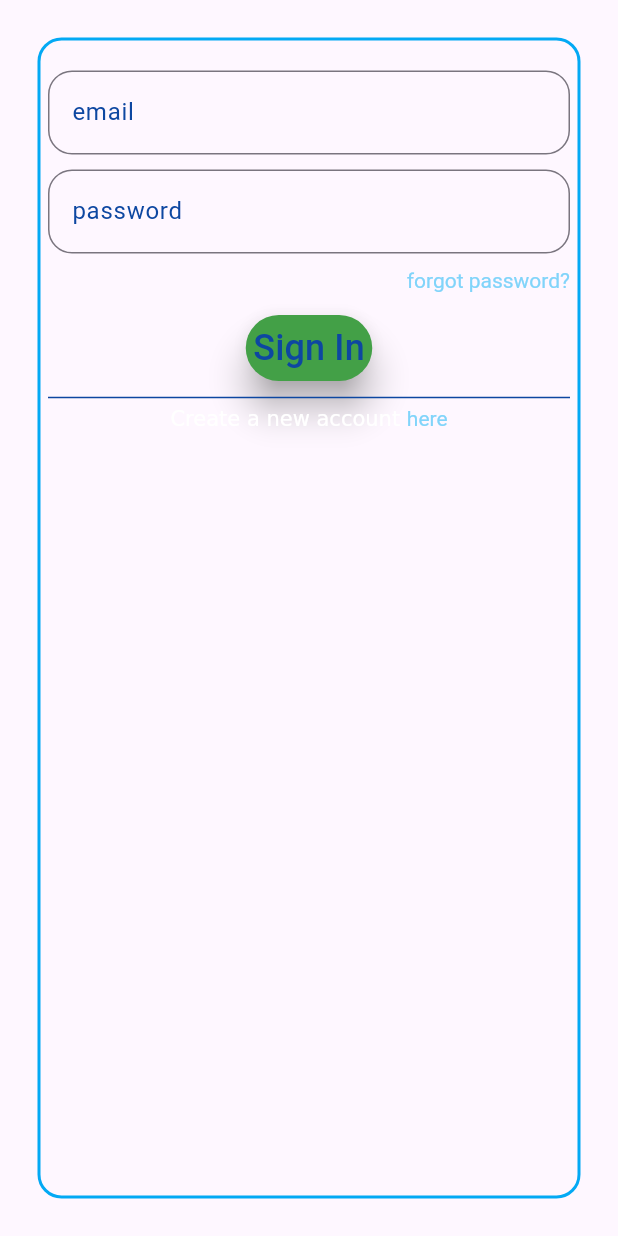
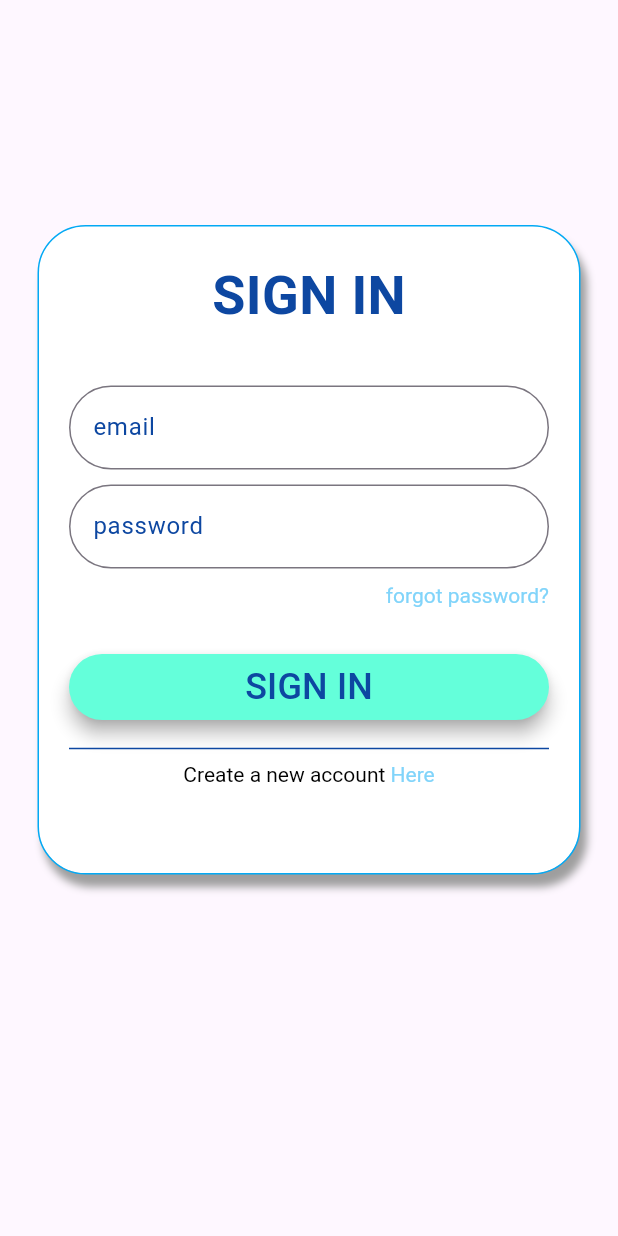
Before and after one commit to luhouyang/jockaton, a Flutter app: the screen it shows after launch, on a phone screen of 412 x 824 dp. Run offline on Flutter 3.47's test engine with Material 3 defaults, Android fonts, the phone set to English and light mode, and no system bars; our stand-ins replace email_validator, firebase_auth, firebase_core, loading_animation_widget; accounts and stored records are empty.

Commit message:
login page

```diff
--- a/lib/auth/firebase_auth_services.dart
+++ b/lib/auth/firebase_auth_services.dart
@@ -5,6 +5,7 @@ class FirebaseAuthServices {
   Future<void> signUp(
       BuildContext context, String email, String password) async {
     try {
+      debugPrint("SIGNING UP");
       await FirebaseAuth.instance.createUserWithEmailAndPassword(
         email: email,
         password: password,
@@ -25,6 +26,7 @@ class FirebaseAuthServices {
   Future<void> signIn(
       BuildContext context, String email, String password) async {
     try {
+      debugPrint("SIGNING IN");
       await FirebaseAuth.instance.signInWithEmailAndPassword(
         email: email,
         password: password,
--- a/lib/auth/login_page.dart
+++ b/lib/auth/login_page.dart
@@ -22,17 +22,32 @@ class _LoginPageState extends State<LoginPage> {
   Widget build(BuildContext context) {
     return SafeArea(
         child: Scaffold(
-      body: Container(
-        margin: const EdgeInsets.all(25.0),
+      body: SingleChildScrollView(
+        physics: const NeverScrollableScrollPhysics(),
+        child: Container(
+          margin: const EdgeInsets.fromLTRB(25, 150, 25, 150),
           decoration: BoxDecoration(
-            border: Border.all(color: Colors.lightBlue, width: 2.0),
-            borderRadius: BorderRadius.circular(16.0)),
-        padding: const EdgeInsets.fromLTRB(5, 15, 5, 15),
+            color: Colors.white,
+            border: Border.all(color: Colors.lightBlue, width: 1.0),
+            borderRadius: BorderRadius.circular(32.0),
+            boxShadow: const [
+              BoxShadow(
+                color: Colors.grey,
+                blurRadius: 4,
+                offset: Offset(4, 8), // Shadow position
+              ),
+            ],
+          ),
+          padding: const EdgeInsets.fromLTRB(20, 20, 20, 50),
           child: _isSignIn
               ? Column(
                   children: [
-                  inputTextWidget("email", emailVerify, inEmailTextController),
-                  inputTextWidget("password", passwordVerify, inPassTextController),
+                    Text("SIGN IN", style: TextStyle(color: Colors.blue[900], fontWeight: FontWeight.bold, fontSize: 36),),
+                    const SizedBox(height: 30,),
+                    inputTextWidget(
+                        "email", emailVerify, inEmailTextController),
+                    inputTextWidget(
+                        "password", passwordVerify, inPassTextController),
                     Padding(
                       padding: const EdgeInsets.fromLTRB(0, 5, 0, 5),
                       child: Row(
@@ -41,19 +56,22 @@ class _LoginPageState extends State<LoginPage> {
                           RichText(
                               text: TextSpan(
                                   text: "forgot password?",
-                                style: TextStyle(color: Colors.lightBlue[200]),
+                                  style:
+                                      TextStyle(color: Colors.lightBlue[200]),
                                   recognizer: TapGestureRecognizer()
                                     ..onTap = () {
-                                    if (inEmailTextController.text.isNotEmpty) {
+                                      if (inEmailTextController
+                                          .text.isNotEmpty) {
                                         FirebaseAuthServices().forgotPassword(
-                                          context, inEmailTextController.text);
+                                            context,
+                                            inEmailTextController.text);
                                       } else {
                                         ScaffoldMessenger.of(context)
                                             .showSnackBar(
                                           SnackBar(
                                             backgroundColor: Colors.blue[200],
-                                          duration:
-                                              const Duration(milliseconds: 700),
+                                            duration: const Duration(
+                                                milliseconds: 700),
                                             content: const Text(
                                               "Enter your email",
                                               style: TextStyle(fontSize: 16),
@@ -66,21 +84,26 @@ class _LoginPageState extends State<LoginPage> {
                       ),
                     ),
                     inputButtonWidget(() async {
-                    await FirebaseAuthServices().signIn(context,
-                        inEmailTextController.text, inPassTextController.text);
-                  }, "Sign In"),
+                      await FirebaseAuthServices().signIn(
+                          context,
+                          inEmailTextController.text,
+                          inPassTextController.text);
+                    }, "SIGN IN"),
                     Divider(color: Colors.blue[900], height: 2.0),
                     Padding(
-                    padding: const EdgeInsets.fromLTRB(0, 5, 0, 5),
+                      padding: const EdgeInsets.fromLTRB(0, 8, 0, 8),
                       child: RichText(
                           text: TextSpan(children: <TextSpan>[
-                      const TextSpan(text: "Create a new account "),
+                        const TextSpan(
+                            text: "Create a new account ",
+                            style: TextStyle(color: Colors.black)),
                         TextSpan(
-                          text: "here",
+                            text: "Here",
                             style: TextStyle(color: Colors.lightBlue[200]),
                             recognizer: TapGestureRecognizer()
                               ..onTap = () {
                                 _isSignIn = !_isSignIn;
+                                setState(() {});
                               })
                       ])),
                     ),
@@ -88,35 +111,47 @@ class _LoginPageState extends State<LoginPage> {
                 )
               : Column(
                   children: [
-                  inputTextWidget("email", emailVerify, upEmailTextController),
-                  inputTextWidget("password", passwordVerify, upPassTextController),
+                    Text("SIGN UP", style: TextStyle(color: Colors.blue[900], fontWeight: FontWeight.bold, fontSize: 36),),
+                    const SizedBox(height: 30,),
+                    inputTextWidget(
+                        "email", emailVerify, upEmailTextController),
+                    inputTextWidget(
+                        "password", passwordVerify, upPassTextController),
                     inputButtonWidget(() async {
-                    await FirebaseAuthServices().signUp(context,
-                        inEmailTextController.text, inPassTextController.text);
-                  }, "Sign Up"),
+                      await FirebaseAuthServices().signUp(
+                          context,
+                          inEmailTextController.text,
+                          inPassTextController.text);
+                    }, "SIGN UP"),
                     Divider(color: Colors.blue[900], height: 2.0),
                     Padding(
-                    padding: const EdgeInsets.fromLTRB(0, 5, 0, 5),
+                      padding: const EdgeInsets.fromLTRB(0, 8, 0, 8),
                       child: RichText(
                           text: TextSpan(children: <TextSpan>[
-                      const TextSpan(text: "Already have an account? "),
+                        const TextSpan(
+                            text: "Already have an account? ",
+                            style: TextStyle(color: Colors.black)),
                         TextSpan(
-                          text: "login",
+                            text: "Login",
                             style: TextStyle(color: Colors.lightBlue[200]),
                             recognizer: TapGestureRecognizer()
                               ..onTap = () {
                                 _isSignIn = !_isSignIn;
+                                setState(() {});
                               })
                       ])),
                     ),
                   ],
                 ),
         ),
+      ),
     ));
   }
 
   String emailVerify(value) {
-    return EmailValidator.validate(value ?? "") ? "" : "Please enter a valid email";
+    return EmailValidator.validate(value ?? "")
+        ? ""
+        : "Please enter a valid email";
   }
 
   String passwordVerify(value) {
@@ -132,7 +167,7 @@ class _LoginPageState extends State<LoginPage> {
         controller: controller,
         decoration: InputDecoration(
             border:
-                OutlineInputBorder(borderRadius: BorderRadius.circular(16.0)),
+                OutlineInputBorder(borderRadius: BorderRadius.circular(32.0)),
             fillColor: Colors.grey[200],
             focusColor: Colors.blue[200],
             hintText: hint,
@@ -142,21 +177,28 @@ class _LoginPageState extends State<LoginPage> {
   }
 
   Widget inputButtonWidget(Function function, String text) {
-    return Padding(
-      padding: const EdgeInsets.fromLTRB(0, 8, 0, 8),
+    return Row(
+      mainAxisSize: MainAxisSize.max,
+      children: [
+        Expanded(
+          child: Padding(
+            padding: const EdgeInsets.fromLTRB(0, 24, 0, 16),
             child: ElevatedButton(
-        onPressed: () => function,
+              onPressed: () => function(),
               style: ElevatedButton.styleFrom(
                 padding: const EdgeInsets.all(5.0),
-          elevation: 10,
+                elevation: 5,
                 shadowColor: Colors.grey,
-          backgroundColor: Colors.green[600],
+                backgroundColor: Colors.tealAccent,
               ),
               child: Text(
                 text,
                 style: TextStyle(color: Colors.blue[900], fontSize: 24),
               ),
             ),
+          ),
+        ),
+      ],
     );
   }
 }
```
Also changed, not shown: 1 other file. Lines whose indentation alone changed are shown as unchanged.
